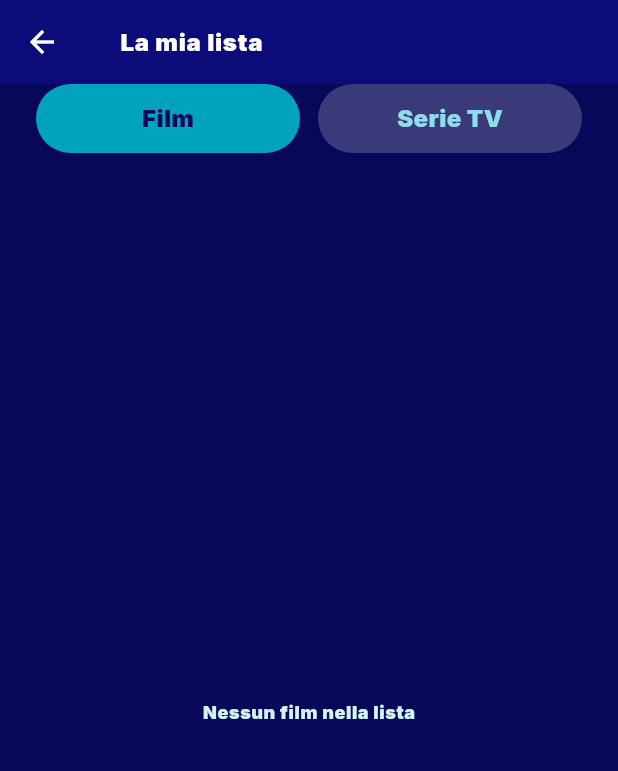
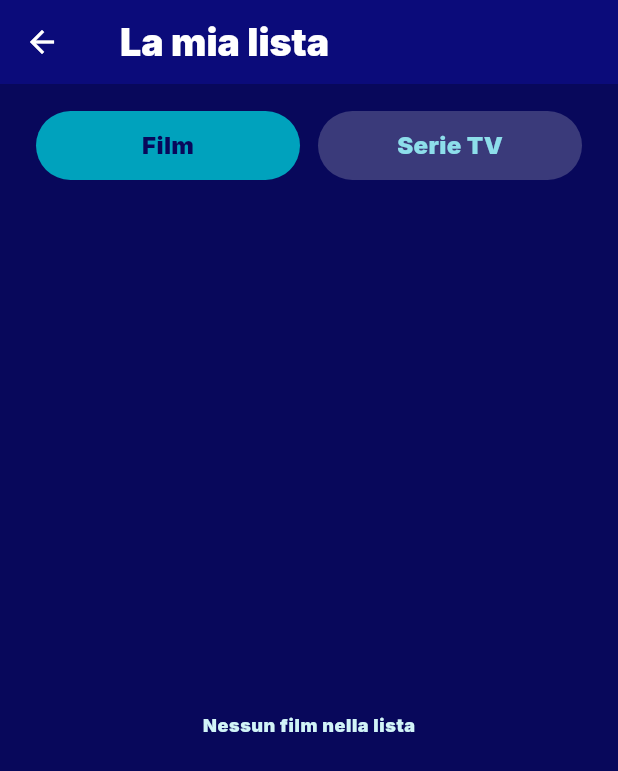
Before and after one commit to fabio-sorrentino/fabio-sorrentino-cosmos, a Flutter app: the WatchlistScreen screen opened directly, on a phone screen of 412 x 824 dp. Shown: the top 771 px of the screen. Run offline on Flutter 3.47's test engine with Material 3 defaults, Android fonts, the phone set to English and light mode, and no system bars; network calls fail.

Commit message:
feat: Clean up ProfileScreen by removing unused notification tile and comments; simplify WatchlistScreen title formatting

```diff
--- a/lib/screens/watchlist_screen.dart
+++ b/lib/screens/watchlist_screen.dart
@@ -37,16 +37,14 @@ class _WatchlistScreenState extends State<WatchlistScreen> {
       appBar: AppBar(
         scrolledUnderElevation: 0,
         titleSpacing: 24,
-        title: Text(
-          'La mia lista',
-          style: textTheme.bodyLarge?.copyWith(fontWeight: FontWeight.w700),
-        ),
+        title: Text('La mia lista',),
       ),
       body: Padding(
         padding: const EdgeInsets.symmetric(horizontal: 24),
         child: Column(
           children: [
             // Chip larghe, una per metà schermo
+            const SizedBox(height: 18 ),
             Row(
               children: [
                 for (var i = 0; i < _types.length; i++) ...[
```
Also changed, not shown: lib/screens/profile_screen.dart (+0 -9 lines).
